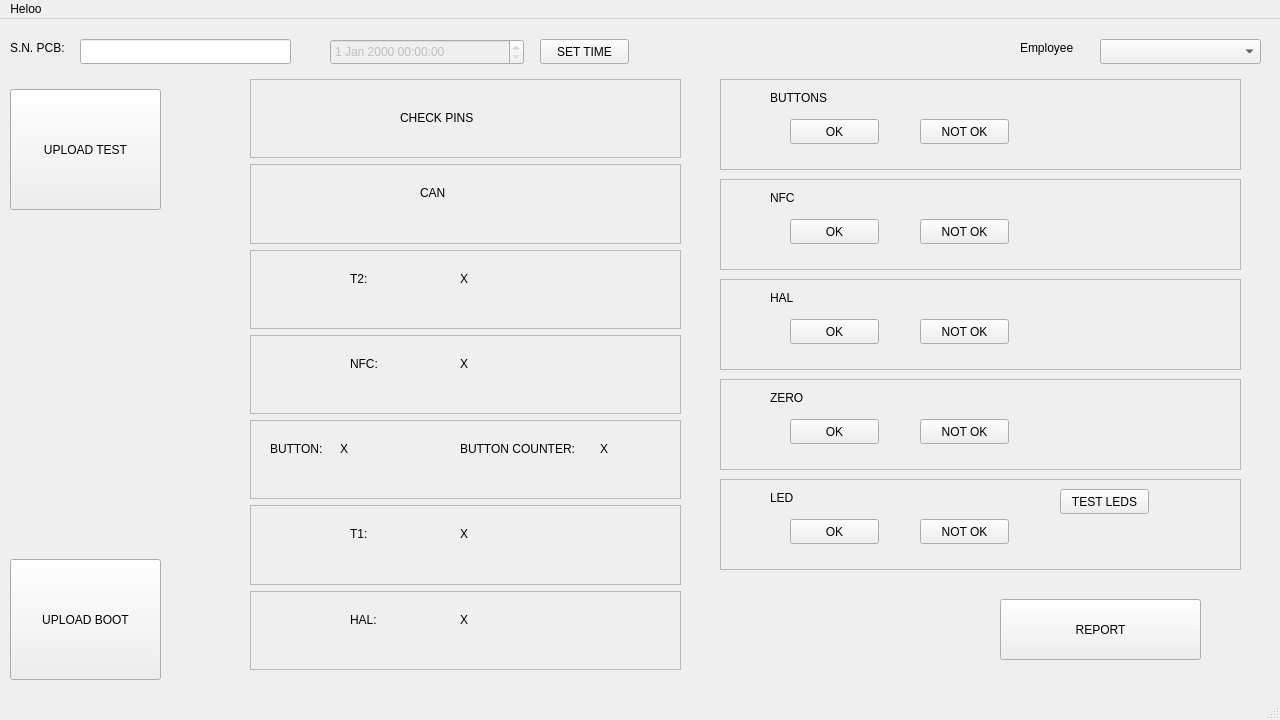
First picture: the form in mainwindow.ui, repository JakobGerjolj/SideMountTestGUI, before the edit.
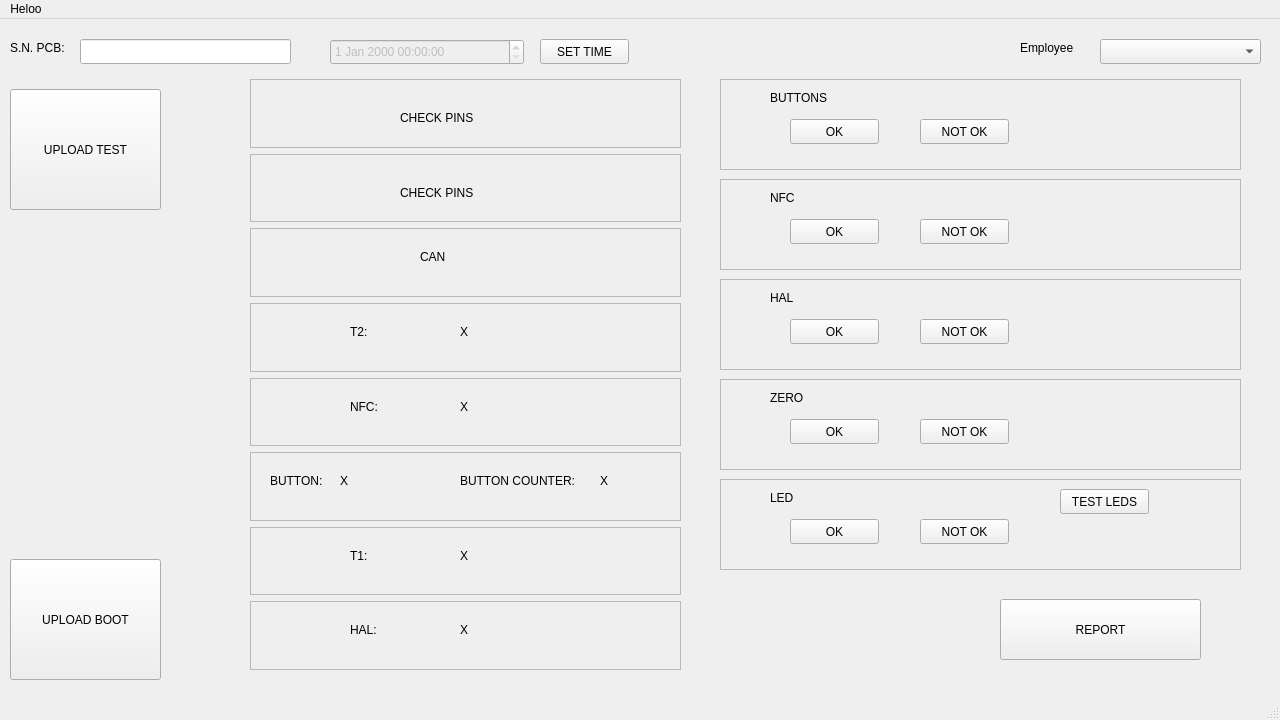
Second picture: the form after the edit.

Commit message: Solved button problem

What changed in the file:
```diff
--- a/mainwindow.ui
+++ b/mainwindow.ui
@@ -446,6 +446,29 @@
        </widget>
       </widget>
      </item>
+     <item>
+      <widget class="QFrame" name="check_pins_frame_2">
+       <property name="frameShape">
+        <enum>QFrame::StyledPanel</enum>
+       </property>
+       <property name="frameShadow">
+        <enum>QFrame::Raised</enum>
+       </property>
+       <widget class="QLabel" name="label_6">
+        <property name="geometry">
+         <rect>
+          <x>150</x>
+          <y>30</y>
+          <width>101</width>
+          <height>17</height>
+         </rect>
+        </property>
+        <property name="text">
+         <string>CHECK PINS</string>
+        </property>
+       </widget>
+      </widget>
+     </item>
      <item>
       <widget class="QFrame" name="can_frame">
        <property name="frameShape">
```
The commit also changes 2 other files.
